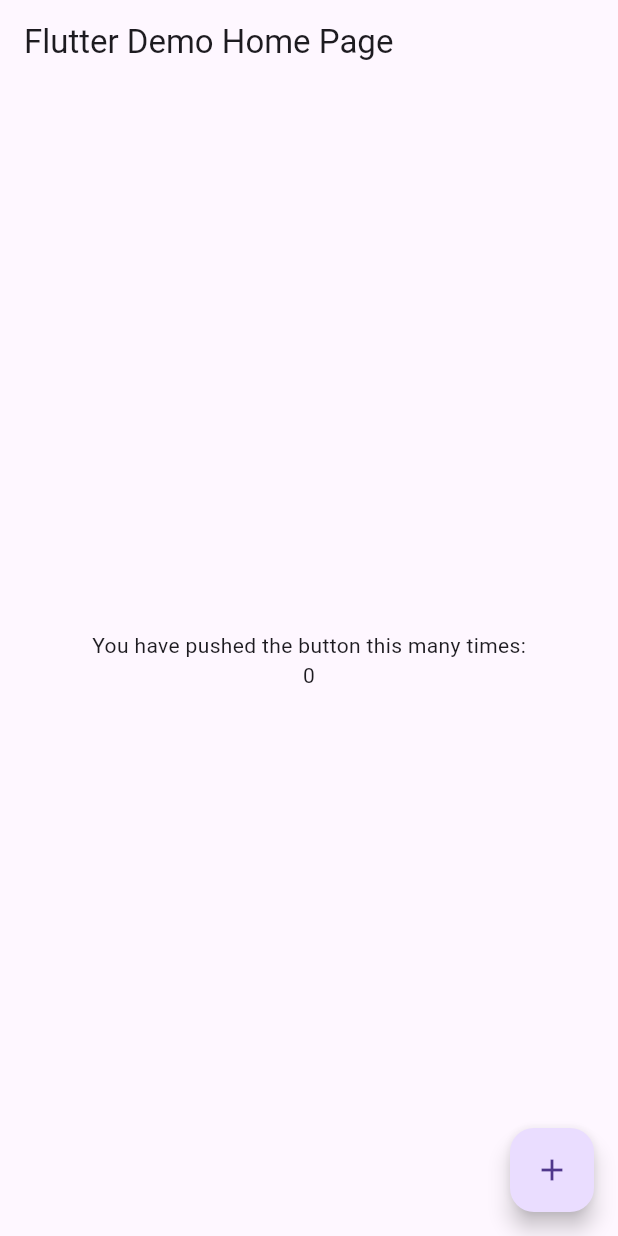
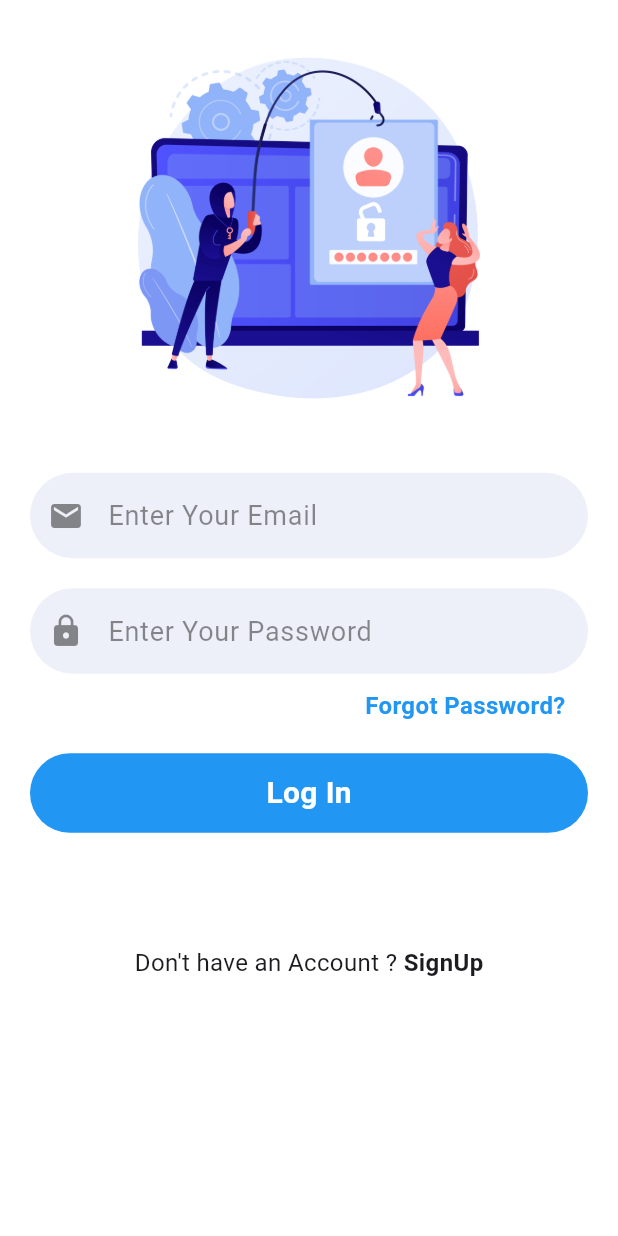
Before and after one commit to deadmoont/Travel, a Flutter app: the screen it shows after launch, on a phone screen of 412 x 824 dp. Run offline on Flutter 3.47's test engine with Material 3 defaults, Android fonts, the phone set to English and light mode, and no system bars; our stand-ins replace cloud_firestore, firebase_auth, firebase_core; accounts and stored records are empty.

Commit message:
user login-signup

```diff
--- a/lib/main.dart
+++ b/lib/main.dart
@@ -1,12 +1,15 @@
+import 'package:firebase_auth/firebase_auth.dart';
 import 'package:firebase_core/firebase_core.dart';
 import 'package:flutter/material.dart';
+import 'package:travel/screens/home_screen.dart';
+import 'package:travel/screens/loginscreen.dart';
 import 'firebase_options.dart';
 
 
 void main() async {
   WidgetsFlutterBinding.ensureInitialized();
   await Firebase.initializeApp(
-    options: DefaultFirebaseOptions.currentPlatform,
+    // options: DefaultFirebaseOptions.currentPlatform,
   );
   runApp(const MyApp());
 }
@@ -17,57 +20,15 @@ class MyApp extends StatelessWidget {
   @override
   Widget build(BuildContext context) {
     return MaterialApp(
-      title: 'Flutter Demo',
-      theme: ThemeData(
-        primarySwatch: Colors.blue,
-      ),
-      home: const MyHomePage(title: 'Flutter Demo Home Page'),
+      home: StreamBuilder(stream: FirebaseAuth.instance.authStateChanges(),
+          builder: (context,snapshot){
+        if(snapshot.hasData){
+          return const HomeScreen();
+        }
+        else{
+          return const LoginScreen();
+        }
+      },),
     );
   }
 }
-
-class MyHomePage extends StatefulWidget {
-  const MyHomePage({super.key, required this.title});
-
-  final String title;
-
-  @override
-  State<MyHomePage> createState() => _MyHomePageState();
-}
-
-class _MyHomePageState extends State<MyHomePage> {
-  int _counter = 0;
-
-  void _incrementCounter() {
-    setState(() {
-      _counter++;
-    });
-  }
-
-  @override
-  Widget build(BuildContext context) {
-    return Scaffold(
-      appBar: AppBar(
-        title: Text(widget.title),
-      ),
-      body: Center(
-        child: Column(
-          mainAxisAlignment: MainAxisAlignment.center,
-          children: <Widget>[
-            const Text(
-              'You have pushed the button this many times:',
-            ),
-            Text(
-              '$_counter',
-            ),
-          ],
-        ),
-      ),
-      floatingActionButton: FloatingActionButton(
-        onPressed: _incrementCounter,
-        tooltip: 'Increment',
-        child: const Icon(Icons.add),
-      ),
-    );
-  }
-}
--- /dev/null
+++ b/lib/screens/loginscreen.dart
@@ -0,0 +1,110 @@
+import 'package:flutter/material.dart';
+import 'package:travel/screens/home_screen.dart';
+import 'package:travel/screens/sign_up.dart';
+import 'package:travel/widgets/button.dart';
+import 'package:travel/widgets/text_field.dart';
+
+import '../services/auth.dart';
+import '../widgets/snack_bar.dart';
+
+class LoginScreen extends StatefulWidget{
+  const LoginScreen({super.key});
+
+  @override
+  State<LoginScreen> createState()=> _SignupScreenState();
+}
+class _SignupScreenState extends State<LoginScreen>{
+  //for controller
+  final TextEditingController emailController = TextEditingController();
+  final TextEditingController passwordController = TextEditingController();
+
+  bool isLoading = false;
+
+  @override
+  void despose(){
+    super.dispose();
+    emailController.dispose();
+    passwordController.dispose();
+  }
+
+  void loginUser() async {
+    String res = await AuthServices().loginUser(
+      email: emailController.text,
+      password: passwordController.text,
+    );
+    //if signup then success else err
+    if(res=="success"){
+      setState(() {
+        isLoading=true;
+      });
+      //navigate to next string
+      Navigator.of(context).pushReplacement(MaterialPageRoute(builder: (context) => const HomeScreen()));
+    }
+    else{
+      setState(() {
+        isLoading=false;
+      });
+      showSnackBar(context, res);
+    }
+  }
+
+  @override
+  Widget build (BuildContext context ){
+    double height= MediaQuery.of(context).size.height;
+    return Scaffold(
+      backgroundColor: Colors.white,
+      body: SafeArea(child: SingleChildScrollView(
+        child: Column(
+          crossAxisAlignment: CrossAxisAlignment.center,
+          children: [
+            SizedBox(
+              width: double.infinity,
+              height: height/2.7,
+              child: Image.asset('assets/images/login.jpg'),
+            ),
+            TextFieldInpute(
+                textEditingController: emailController,
+                hintText: "Enter Your Email",
+                icon: Icons.email,
+            ),
+            TextFieldInpute(
+              textEditingController: passwordController,
+              hintText: "Enter Your Password",
+              isPass: true,
+              icon: Icons.lock,
+            ),
+            Padding(
+              padding: const EdgeInsets.symmetric(horizontal: 35,),
+              child: Align(
+                alignment: Alignment.centerRight,
+                child: Text("Forgot Password?",
+                style: TextStyle(
+                    fontWeight: FontWeight.bold,
+                    fontSize: 16,
+                    color: Colors.blue
+                ),),),
+            ),
+            MyButton(onTap: loginUser, text: "Log In"),
+            SizedBox(height: height/15,),
+            Row(
+              mainAxisAlignment: MainAxisAlignment.center,
+              children: [
+                Text("Don't have an Account ?", style: TextStyle(fontSize: 16),),
+                GestureDetector(onTap: (){
+                    Navigator.push(
+                      context,
+                      MaterialPageRoute(
+                        builder: (context) => const SignUpScreen(),
+                      )
+                    );
+                },
+                  child: Text(" SignUp", style: TextStyle(fontWeight: FontWeight.bold,fontSize: 16),),
+                )
+              ],
+            )
+          ],
+        ),
+      )),
+    );
+  }
+}
--- /dev/null
+++ b/lib/services/auth.dart
@@ -0,0 +1,71 @@
+import 'package:firebase_core/firebase_core.dart';
+import "package:cloud_firestore/cloud_firestore.dart";
+import 'package:firebase_auth/firebase_auth.dart';
+
+class AuthServices{
+  final FirebaseFirestore _firestore = FirebaseFirestore.instance;
+  final FirebaseAuth _auth = FirebaseAuth.instance;
+
+  // SignUp User
+
+  Future<String> signupUser({
+    required String email,
+    required String password,
+    required String name,
+  }) async {
+    String res = "Some error Occurred";
+    try {
+      if (email.isNotEmpty ||
+          password.isNotEmpty ||
+          name.isNotEmpty) {
+        // register user in auth with email and password
+        UserCredential cred = await _auth.createUserWithEmailAndPassword(
+          email: email,
+          password: password,
+        );
+        // add user to your  firestore database
+        print(cred.user!.uid);
+        await _firestore.collection("users").doc(cred.user!.uid).set({
+          'name': name,
+          'uid': cred.user!.uid,
+          'email': email,
+        });
+
+        res = "success";
+      }
+    } catch (err) {
+      return err.toString();
+    }
+    return res;
+  }
+
+  // logIn user
+  Future<String> loginUser({
+    required String email,
+    required String password,
+  }) async {
+    String res = "Some error Occurred";
+    try {
+      if (email.isNotEmpty || password.isNotEmpty) {
+        // logging in user with email and password
+        await _auth.signInWithEmailAndPassword(
+          email: email,
+          password: password,
+        );
+        res = "success";
+      } else {
+        res = "Please enter all the fields";
+      }
+    } catch (err) {
+      return err.toString();
+    }
+    return res;
+  }
+
+  // for signout
+  signOut() async {
+    // await _auth.signOut();
+  }
+
+
+}
--- /dev/null
+++ b/lib/widgets/button.dart
@@ -0,0 +1,40 @@
+import 'package:flutter/material.dart';
+
+class MyButton extends StatelessWidget {
+  final VoidCallback onTap;
+  final String text;
+  const MyButton({
+    super.key,
+    required this.onTap,
+    required this.text,
+  });
+
+  @override
+  Widget build(BuildContext context) {
+    return InkWell(
+      onTap: onTap,
+      child: Padding(
+        padding: const EdgeInsets.all(20.0),
+        child: Container(
+          alignment: Alignment.center,
+          padding: const EdgeInsets.symmetric(vertical: 12),
+          decoration: const ShapeDecoration(
+              shape: RoundedRectangleBorder(
+                borderRadius: BorderRadius.all(
+                  Radius.circular(30),
+                ),
+              ),
+              color: Colors.blue),
+          child: Text(
+            text,
+            style: const TextStyle(
+              fontSize: 20,
+              color: Colors.white,
+              fontWeight: FontWeight.bold,
+            ),
+          ),
+        ),
+      ),
+    );
+  }
+}
--- /dev/null
+++ b/lib/widgets/text_field.dart
@@ -0,0 +1,52 @@
+import 'package:flutter/material.dart';
+
+class TextFieldInpute extends StatelessWidget {
+  final TextEditingController textEditingController;
+  final bool isPass;
+  final String hintText;
+  final IconData? icon;
+
+
+  const TextFieldInpute ({
+    super.key,
+    required this.textEditingController,
+    this.isPass=false,
+    required this.hintText,
+    this.icon,
+  });
+
+  @override
+  Widget build(BuildContext context) {
+    return Padding(
+      padding: const EdgeInsets.symmetric(horizontal: 20,vertical: 10),
+      child: TextField(
+        obscureText: isPass,
+        controller: textEditingController,
+        decoration: InputDecoration(
+        hintText: hintText,
+        hintStyle: const TextStyle(
+            color:Colors.black45,
+            fontSize: 18
+        ),
+        prefixIcon: Icon(
+          icon ,
+          color: Colors.black45,),
+        contentPadding: const EdgeInsets.symmetric(vertical: 15,horizontal: 20),
+        border: InputBorder.none,
+        filled: true,
+        fillColor: const Color(0xFFedf0f8),
+        enabledBorder: OutlineInputBorder(
+          borderSide: BorderSide.none,
+          borderRadius: BorderRadius.circular(30),
+        ),
+        focusedBorder:  OutlineInputBorder(
+          borderSide: const BorderSide(
+              width: 2 ,
+              color: Colors.blue
+          ),
+          borderRadius: BorderRadius.circular(30),
+        ),
+      ),),
+    );
+  }
+}
--- a/pubspec.yaml
+++ b/pubspec.yaml
@@ -35,6 +35,8 @@ dependencies:
   # Use with the CupertinoIcons class for iOS style icons.
   cupertino_icons: ^1.0.8
   firebase_core: ^3.4.1
+  cloud_firestore: ^5.4.1
+  firebase_auth: ^5.2.1
 
 dev_dependencies:
   flutter_test:
@@ -59,7 +61,8 @@ flutter:
   uses-material-design: true
 
   # To add assets to your application, add an assets section, like this:
-  # assets:
+  assets:
+    - assets/images/
   #   - images/a_dot_burr.jpeg
   #   - images/a_dot_ham.jpeg
 
```
Also changed, not shown: lib/screens/home_screen.dart (added, +10 -0 lines), lib/screens/sign_up.dart (added, +112 -0 lines), lib/widgets/snack_bar.dart (added, +9 -0 lines), assets/images/login.jpg (added), assets/images/signup.jpeg (added), pubspec.lock, 4 other files.
